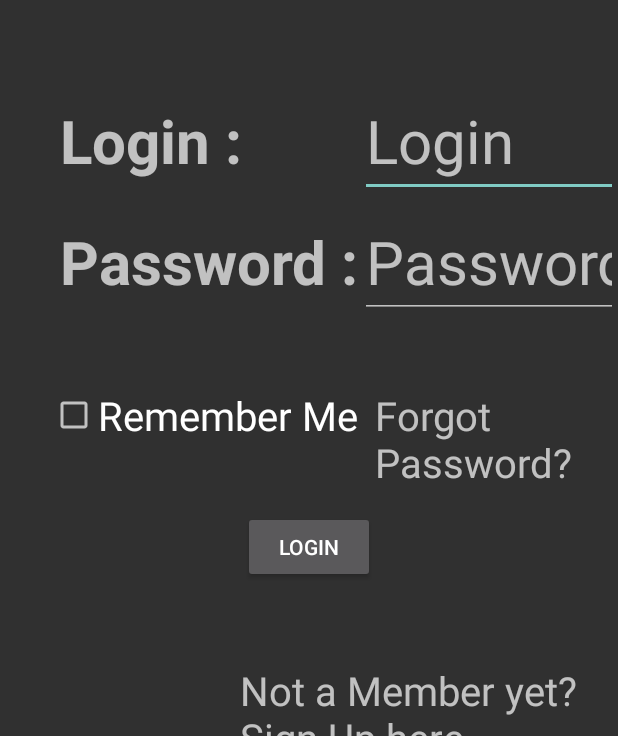
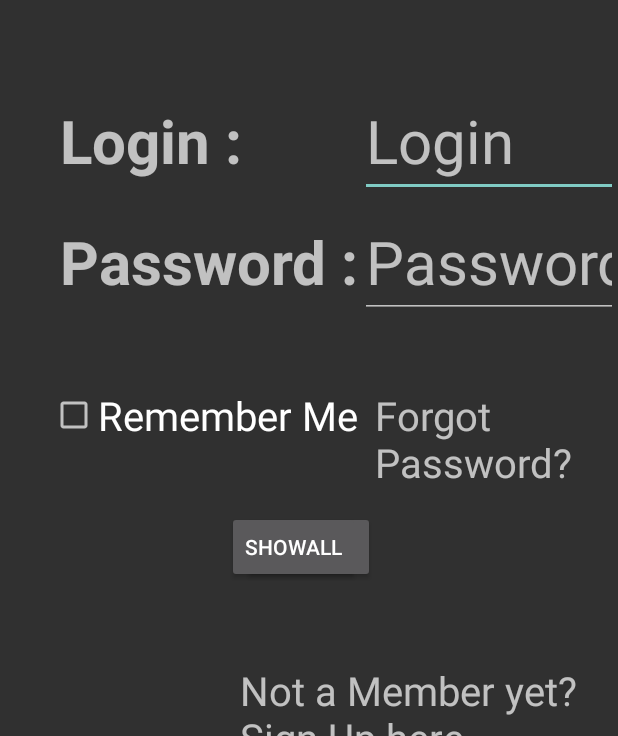
Before and after one commit to rohit19j91/PRI, an Android app: the screen it shows after launch (MainActivity), on a phone screen of 412 x 824 dp, the part 500-1236 px from its top. Run offline under Robolectric (Android 15) with nearby library versions, the phone set to English and light mode, and no system bars; libraries missing offline, so code that uses them is left out: com.facebook, com.facebook.login; plain views replace LoginButton; 4 statements that could not run were skipped.

Commit message:
*Added the Db section on the sign in Page and sign up page.

```diff
--- a/app/src/main/AndroidManifest.xml
+++ b/app/src/main/AndroidManifest.xml
@@ -2,6 +2,7 @@
 <manifest xmlns:android="http://schemas.android.com/apk/res/android"
     package="fr.epita.android.pri">
     <uses-permission android:name="android.permission.INTERNET"/>
+    <uses-permission android:name="android.permission.WRITE_EXTERNAL_STORAGE"/>
     <application
         android:allowBackup="true"
         android:icon="@mipmap/ic_launcher"
--- a/app/src/main/java/fr/epita/android/pri/DatabaseHandler.java
+++ b/app/src/main/java/fr/epita/android/pri/DatabaseHandler.java
@@ -16,8 +16,8 @@ import static android.database.sqlite.SQLiteDatabase.openOrCreateDatabase;
 public class DatabaseHandler extends SQLiteOpenHelper {
 
     private static final int DATABASE_VERSION=1;
-    private static final String DATABASE_NAME="users.db";
-    private static final String TABLE_NAME="users";
+    private static final String DATABASE_NAME="pri-v1.db";
+    private static final String TABLE_NAME="customer";
     private static final String COLUMN_ID="id";
     private static final String COLUMN_NAME="name";
     private static final String COLUMN_EMAIL="email";
@@ -26,24 +26,24 @@ public class DatabaseHandler extends SQLiteOpenHelper {
     private static final String COLUMN_PASS="pass";
     private static final String COLUMN_CONFPASS="confpass";
 
+    private static final String TABLE_CREATE="create table "+ TABLE_NAME +" (id integer primary key autoincrement," +
+            " name text, email text not null, login text not null," +
+            " pass password, confpass password,"+
+            " mobile integer not null);";
+
     SQLiteDatabase db;
-
-    private static final String TABLE_CREATE="create table "+ TABLE_NAME +" (id integer primary key " +
-            "not null, name text not null, email text not null, login text not null," +
-            " pass password not null, confpass password not null,"+
-            " mobile numeric not null);";
 
 public DatabaseHandler(Context context)
 {
     super(context,DATABASE_NAME,null,DATABASE_VERSION);
-
+//    SQLiteDatabase db=this.getWritableDatabase();
+    Log.d("Database Handler Cons","Get Writable DB");
 }
 
     @Override
     public void onCreate(SQLiteDatabase db) {
-       // db=openOrCreateDatabase("StudentDB", null);
+    Log.d("Create DB","Pahunch gaya yahan");
        db.execSQL(TABLE_CREATE);
-       this.db=db;
         Log.d("Database Operation","Database is created successfully");
     }
 
@@ -73,7 +73,7 @@ public DatabaseHandler(Context context)
     public String searchPass(String loginuser)
     {
         db= this.getReadableDatabase();
-        String query= "select login,pass from "+TABLE_NAME;
+        String query= "select login, pass from "+TABLE_NAME;
         Cursor cursor=db.rawQuery(query,null);
         String a,b;
         b="Not Found";
@@ -93,11 +93,22 @@ return b;
 
     }
 
-    @Override
+
+    public Cursor getAllData()
+    {
+        Log.d("Its in the ALl data","ALl data me aa gaya");
+SQLiteDatabase db=this.getWritableDatabase();
+Cursor res=db.rawQuery("select * from "+TABLE_NAME,null);
+return res;
+    }
+
+
+
+  @Override
     public void onUpgrade(SQLiteDatabase db, int oldVersion, int newVersion) {
-String query= "DROP TABLE IF EXISTS "+ TABLE_NAME;
-db.execSQL(query);
-this.onCreate(db);
+    String query= "DROP TABLE IF EXISTS "+ TABLE_NAME;
+    db.execSQL(query);
+    onCreate(db);
     }
 
 
--- a/app/src/main/java/fr/epita/android/pri/MainActivity.java
+++ b/app/src/main/java/fr/epita/android/pri/MainActivity.java
@@ -1,10 +1,13 @@
 package fr.epita.android.pri;
 
 import android.annotation.SuppressLint;
+import android.app.AlertDialog;
 import android.app.Fragment;
 import android.app.Instrumentation;
 import android.content.Context;
 import android.content.Intent;
+import android.database.Cursor;
+import android.database.sqlite.SQLiteDatabase;
 import android.os.PersistableBundle;
 import android.support.annotation.NonNull;
 import android.support.annotation.Nullable;
@@ -35,10 +38,10 @@ import com.google.android.gms.auth.api.signin.GoogleSignInResult;
 import com.google.android.gms.common.ConnectionResult;
 import com.google.android.gms.common.SignInButton;
 import com.google.android.gms.common.api.GoogleApiClient;
+//View.OnClickListener,
+public class MainActivity extends AppCompatActivity implements GoogleApiClient.OnConnectionFailedListener {
 
-public class MainActivity extends AppCompatActivity implements View.OnClickListener,GoogleApiClient.OnConnectionFailedListener {
-
-    Button loginbut;
+    Button loginbut,viewall;
     EditText login, password;
     TextView forgot, signup, loginstat;
     LoginButton fbloginbut;
@@ -48,7 +51,7 @@ public class MainActivity extends AppCompatActivity implements View.OnClickListe
     private GoogleApiClient googleApiClient;
     private static final int REQ_CODE = 9001;
 
-    DatabaseHandler dh = new DatabaseHandler(this);
+    DatabaseHandler dh ;
 
     @Override
     public void onCreate(Bundle savedInstanceState) {
@@ -58,17 +61,23 @@ public class MainActivity extends AppCompatActivity implements View.OnClickListe
         loginbut = (Button) findViewById(R.id.loginbutton);
         login = (EditText) findViewById(R.id.logintext);
         password = (EditText) findViewById(R.id.passwordtext);
+        viewall = (Button) findViewById(R.id.showall);
         forgot = (TextView) findViewById(R.id.forgotpass);
         signup = (TextView) findViewById(R.id.signup);
         fbloginbut = (LoginButton) findViewById(R.id.facebook_login);
         loginstat = (TextView) findViewById(R.id.login_status);
+
+        dh= new DatabaseHandler(this);
+
+        //Google Plus Sign In
         googlesignbut = (SignInButton) findViewById(R.id.google_login);
         GoogleSignInOptions googleSignInOptions = new GoogleSignInOptions.Builder(GoogleSignInOptions.DEFAULT_SIGN_IN).requestEmail().build();
         googleApiClient = new GoogleApiClient.Builder(this).enableAutoManage(this, this).addApi(Auth.GOOGLE_SIGN_IN_API, googleSignInOptions).build();
 
+        // Facebook Login
         callbackManager = CallbackManager.Factory.create();
+
         fbloginbut.registerCallback(callbackManager, new FacebookCallback<LoginResult>() {
-
             @Override
             public void onSuccess(LoginResult loginResult) {
 
@@ -96,18 +105,21 @@ public class MainActivity extends AppCompatActivity implements View.OnClickListe
         loginbut.setOnClickListener(new View.OnClickListener() {
             @Override
             public void onClick(View v) {
+
                 Intent intent = new Intent(getApplicationContext(), SignIn.class);
 
                 String loginuser = login.getText().toString();
+                System.out.println(loginuser);
                 String passuser = password.getText().toString();
+                System.out.println(passuser);
                 String passdb = dh.searchPass(loginuser);
+                System.out.println(passdb);
 
                 if (passuser.equals(passdb)) {
-                    if (loginuser.equalsIgnoreCase("admin") && passuser.equalsIgnoreCase("pass")) {
-                        Toast.makeText(getApplicationContext(), "Redirecting... Login Successful", Toast.LENGTH_SHORT).show();
+                     Toast.makeText(getApplicationContext(), "Redirecting... Login Successful", Toast.LENGTH_SHORT).show();
                         startActivity(intent);
                     }
-                } else {
+                 else {
                     Toast.makeText(getApplicationContext(), "Username or password is incorrect !", Toast.LENGTH_SHORT).show();
                 }
             }
@@ -138,10 +150,50 @@ public class MainActivity extends AppCompatActivity implements View.OnClickListe
                 switch (v.getId()) {
                     case R.id.google_login:
                         signIn();
-                        break;}
+                        break;
+                }
             }
         });
     }
+
+        public void viewevery()
+        {
+            viewall.setOnClickListener(new View.OnClickListener() {
+                @Override
+                public void onClick(View v) {
+                    Cursor res=dh.getAllData();
+                    if(res.getCount()==0)
+                    {
+                        showmessage("Error","Nothing there in the database");
+                        return;
+                    }
+                    StringBuffer buffer=new StringBuffer();
+                    while(res.moveToNext())
+                    {
+                        buffer.append("Id: "+res.getString(0)+"\n");
+                        buffer.append("Name: "+res.getString(1)+"\n");
+                        buffer.append("Email: "+res.getString(2)+"\n");
+                        buffer.append("Login: "+res.getString(3)+"\n");
+                    }
+                    showmessage("Data",buffer.toString());
+                }
+            });
+        }
+
+
+
+
+
+
+    public void showmessage(String message,String title)
+    {
+        AlertDialog.Builder builder=new AlertDialog.Builder(this);
+        builder.setCancelable(true);
+        builder.setTitle(title);
+        builder.setMessage(message);
+
+    }
+
 
     @Override
     protected void onActivityResult(int requestCode, int resultCode, Intent data) {
@@ -190,8 +242,8 @@ public class MainActivity extends AppCompatActivity implements View.OnClickListe
         if (isLogin==true)
         {
             googlesignbut.setVisibility(View.GONE);
-            Intent it=new Intent(getApplicationContext(),Profile.class);
-            startActivity(it);
+           /* Intent it=new Intent(getApplicationContext(),Profile.class);
+            startActivity(it);*/
         }
         else
         {
@@ -199,11 +251,12 @@ public class MainActivity extends AppCompatActivity implements View.OnClickListe
         }
     }
 
-    @Override
+    //Not required Check (View.onClickable Interface)
+    /*@Override
     public void onClick(View v) {
         switch (v.getId()) {
             case R.id.google_login:
                 signIn();
                 break;}
-    }
+    }*/
 }
--- a/app/src/main/java/fr/epita/android/pri/SignupActivity.java
+++ b/app/src/main/java/fr/epita/android/pri/SignupActivity.java
@@ -60,9 +60,9 @@ public class SignupActivity extends Activity {
                         rl.setConfpass(confpassstr);
 
                         dh.insertdata(rl);
+}
 
-
-                    } else {
+                     else {
                         Toast passmsg = Toast.makeText(SignupActivity.this, "Passwords dont match", Toast.LENGTH_LONG);
                         passmsg.show();
                     }
--- a/app/src/main/res/layout/activity_main.xml
+++ b/app/src/main/res/layout/activity_main.xml
@@ -16,12 +16,12 @@
         android:layout_marginTop="100px"/>
 
     <TextView
+        android:id="@+id/login_label"
         android:layout_width="wrap_content"
         android:layout_height="wrap_content"
         android:text="@string/login"
         android:textSize="60px"
         android:textStyle="bold"
-        android:id="@+id/login_label"
         android:layout_marginTop="600px"
         android:layout_marginLeft="60px"/>
 
@@ -32,7 +32,7 @@
         android:ems="10"
         android:hint="@string/loginhint"
         android:inputType="text"
-        android:maxLength="10"
+        android:maxLength="30"
         android:textColor="@color/colorPrimaryDark"
         android:textSize="60px"
         android:layout_alignBaseline="@+id/login_label"
@@ -56,7 +56,7 @@
         android:id="@+id/passwordtext"
         android:inputType="textPassword"
         android:hint="@string/passwordhint"
-        android:maxLength="10"
+        android:maxLength="30"
         android:textColor="@color/colorPrimaryDark"
         android:textSize="60px"
         android:ems="10"
@@ -135,4 +135,13 @@
         android:layout_centerHorizontal="true"
         android:layout_marginTop="50px"/>
 
+    <Button
+        android:id="@+id/showall"
+        android:layout_width="wrap_content"
+        android:layout_height="wrap_content"
+        android:layout_alignTop="@+id/loginbutton"
+        android:layout_toLeftOf="@+id/passwordtext"
+        android:layout_toStartOf="@+id/passwordtext"
+        android:text="ShowAll" />
+
 </RelativeLayout>
--- a/build.gradle
+++ b/build.gradle
@@ -7,7 +7,7 @@ buildscript {
         google()
     }
     dependencies {
-        classpath 'com.android.tools.build:gradle:3.0.0'
+        classpath 'com.android.tools.build:gradle:3.0.1'
         classpath 'com.google.gms:google-services:3.1.0'
         // NOTE: Do not place your application dependencies here; they belong
         // in the individual module build.gradle files
```
Also changed, not shown: app/src/main/res/layout/signup.xml (+4 -4 lines).
